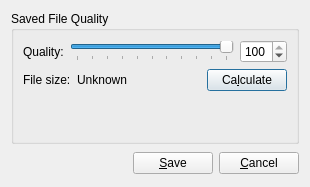
LuminanceHDR/LuminanceHDR, file forms/imageQualityDialog.ui: the form before one commit.
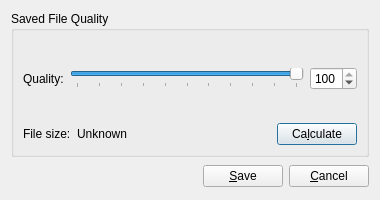
The form after the commit.

What changed in the file:
```diff
--- a/forms/imageQualityDialog.ui
+++ b/forms/imageQualityDialog.ui
@@ -1,31 +1,31 @@
 <?xml version="1.0" encoding="UTF-8"?>
 <ui version="4.0">
  <class>ImgQualityDialog</class>
- <widget class="QDialog" name="ImgQualityDialog">
-  <property name="geometry">
+ <widget class="QDialog" name="ImgQualityDialog" >
+  <property name="geometry" >
    <rect>
     <x>0</x>
     <y>0</y>
-    <width>310</width>
-    <height>187</height>
+    <width>380</width>
+    <height>200</height>
    </rect>
   </property>
-  <property name="sizePolicy">
-   <sizepolicy hsizetype="Preferred" vsizetype="Preferred">
-    <horstretch>250</horstretch>
-    <verstretch>220</verstretch>
+  <property name="sizePolicy" >
+   <sizepolicy vsizetype="Fixed" hsizetype="Fixed" >
+    <horstretch>0</horstretch>
+    <verstretch>0</verstretch>
    </sizepolicy>
   </property>
-  <property name="minimumSize">
+  <property name="minimumSize" >
    <size>
-    <width>250</width>
-    <height>140</height>
+    <width>380</width>
+    <height>200</height>
    </size>
   </property>
-  <property name="maximumSize">
+  <property name="maximumSize" >
    <size>
-    <width>800</width>
-    <height>600</height>
+    <width>380</width>
+    <height>200</height>
    </size>
   </property>
   <property name="windowTitle">
@@ -34,19 +34,32 @@
   <property name="modal">
    <bool>true</bool>
   </property>
-  <layout class="QGridLayout" name="gridLayout_2">
-   <item row="0" column="0">
-    <layout class="QVBoxLayout" name="verticalLayout_2">
+  <layout class="QGridLayout" name="gridLayout" >
+   <item row="0" column="0" >
+    <layout class="QVBoxLayout" name="verticalLayout_2" >
      <item>
       <widget class="QGroupBox" name="groupBox">
        <property name="title">
         <string>Saved File Quality</string>
        </property>
-       <layout class="QGridLayout" name="gridLayout">
-        <item row="0" column="0">
-         <layout class="QVBoxLayout" name="verticalLayout">
+       <layout class="QGridLayout" name="gridLayout_2" >
+        <item row="0" column="0" >
+         <layout class="QVBoxLayout" name="verticalLayout" >
           <item>
-           <layout class="QHBoxLayout" name="horizontalLayout">
+           <spacer name="verticalSpacer_2" >
+            <property name="orientation" >
+             <enum>Qt::Vertical</enum>
+            </property>
+            <property name="sizeHint" stdset="0" >
+             <size>
+              <width>335</width>
+              <height>13</height>
+             </size>
+            </property>
+           </spacer>
+          </item>
+          <item>
+           <layout class="QHBoxLayout" name="horizontalLayout" >
             <item>
              <widget class="QLabel" name="label">
               <property name="text">
@@ -83,58 +96,55 @@
            </layout>
           </item>
           <item>
-           <layout class="QHBoxLayout" name="horizontalLayout_2">
-            <item>
-             <widget class="QLabel" name="label_2">
-              <property name="text">
-               <string>File size:</string>
-              </property>
-             </widget>
-            </item>
-            <item>
-             <widget class="QLabel" name="label_filesize">
-              <property name="text">
-               <string>Unknown</string>
-              </property>
-             </widget>
-            </item>
-            <item>
-             <spacer name="horizontalSpacer">
-              <property name="orientation">
-               <enum>Qt::Horizontal</enum>
-              </property>
-              <property name="sizeHint" stdset="0">
-               <size>
-                <width>40</width>
-                <height>20</height>
-               </size>
-              </property>
-             </spacer>
-            </item>
-            <item>
-             <widget class="QPushButton" name="getSizeButton">
-              <property name="text">
-               <string>Ca&amp;lculate</string>
-              </property>
-             </widget>
-            </item>
-           </layout>
-          </item>
-          <item>
-           <spacer name="verticalSpacer_2">
-            <property name="orientation">
+           <spacer name="verticalSpacer" >
+            <property name="orientation" >
              <enum>Qt::Vertical</enum>
             </property>
-            <property name="sizeHint" stdset="0">
+            <property name="sizeHint" stdset="0" >
              <size>
-              <width>205</width>
+              <width>330</width>
               <height>13</height>
              </size>
             </property>
            </spacer>
           </item>
+         </layout>
+        </item>
+        <item row="1" column="0" >
+         <layout class="QHBoxLayout" name="horizontalLayout_2" >
           <item>
-           <layout class="QHBoxLayout" name="horizontalLayout_3"/>
+           <widget class="QLabel" name="label_2" >
+            <property name="text" >
+             <string>File size:</string>
+            </property>
+           </widget>
+          </item>
+          <item>
+           <widget class="QLabel" name="label_filesize" >
+            <property name="text" >
+             <string>Unknown</string>
+            </property>
+           </widget>
+          </item>
+          <item>
+           <spacer name="horizontalSpacer" >
+            <property name="orientation" >
+             <enum>Qt::Horizontal</enum>
+            </property>
+            <property name="sizeHint" stdset="0" >
+             <size>
+              <width>40</width>
+              <height>20</height>
+             </size>
+            </property>
+           </spacer>
+          </item>
+          <item>
+           <widget class="QPushButton" name="getSizeButton" >
+            <property name="text" >
+             <string>Ca&amp;lculate</string>
+            </property>
+           </widget>
           </item>
          </layout>
         </item>
```
Left out of the diff: 67 changed lines with no effect on the pictures.
